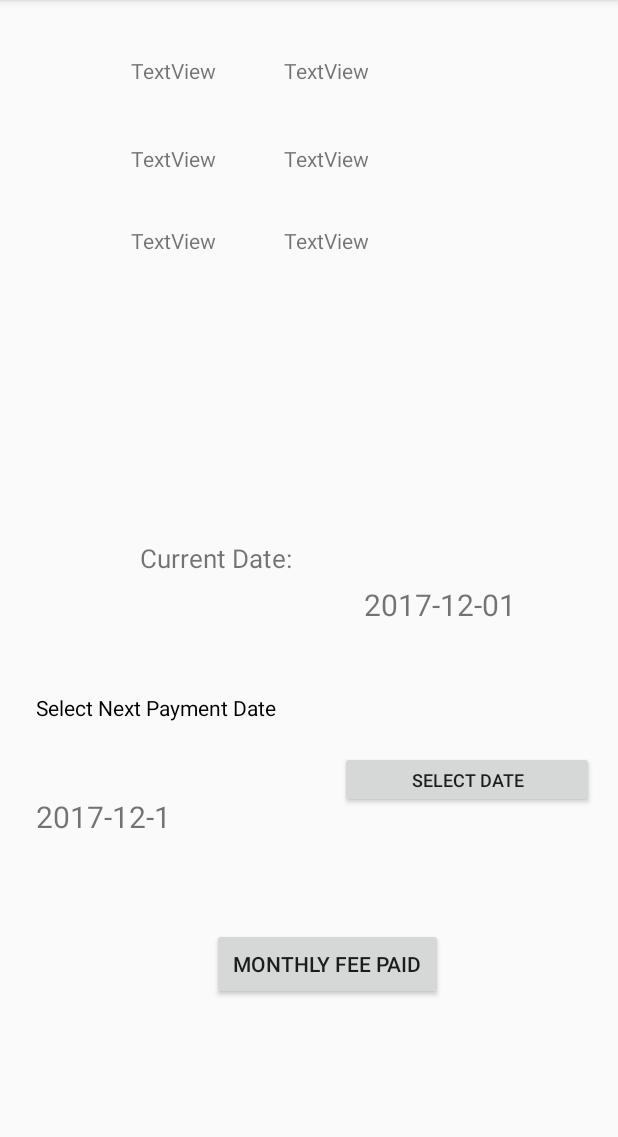
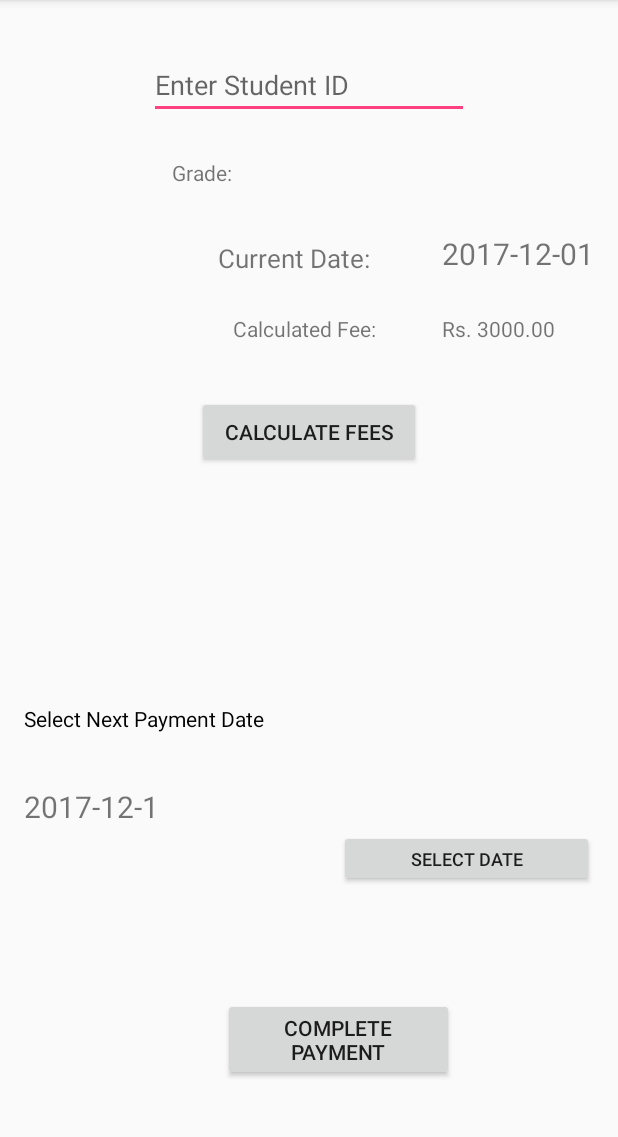
Before and after one commit to prasangafdo/studentManagementSystem, an Android app: the CalenderActivity screen opened directly, with no data from a screen before it, after a tap on "DONE", on a phone screen of 412 x 824 dp, the part 84-1221 px from its top. Run offline under Robolectric (Android 15) with nearby library versions, the phone set to English and light mode, and no system bars; 1 statement that could not run was skipped.

Commit message:
Fees can be now calculated. Query need to be created.

```diff
--- a/app/src/main/java/com/fdo/prasanga/studentmanagementsystem/CalenderActivity.java
+++ b/app/src/main/java/com/fdo/prasanga/studentmanagementsystem/CalenderActivity.java
@@ -1,7 +1,9 @@
 package com.fdo.prasanga.studentmanagementsystem;
 
 import android.content.Intent;
+import android.content.SharedPreferences;
 import android.os.Bundle;
+import android.preference.PreferenceManager;
 import android.support.v7.app.AppCompatActivity;
 import android.view.View;
 import android.widget.Button;
@@ -31,9 +33,14 @@ public class CalenderActivity extends AppCompatActivity {
 
                 String selected_Date = year+"-"+month+"-"+day;
 
+                SharedPreferences sharedPreferences = PreferenceManager.getDefaultSharedPreferences(CalenderActivity.this);
+                SharedPreferences.Editor editor= sharedPreferences.edit();
+                editor.putString("selected_Date", selected_Date);
+                editor.apply();
                 Intent intent = new Intent(CalenderActivity.this, FeesActivity.class);//Currently calender is under Fees class
-                intent.putExtra("selectedDate", selected_Date);//Passing selected Date to the previous view
+               // intent.putExtra("selectedDate", selected_Date);//Passing selected Date to the previous view
                 startActivity(intent);
+                finish();
             }
         });
                 //DatePicker datePicker = (DatePicker) findViewById(R.id.datePicker1);
--- a/app/src/main/java/com/fdo/prasanga/studentmanagementsystem/FeesActivity.java
+++ b/app/src/main/java/com/fdo/prasanga/studentmanagementsystem/FeesActivity.java
@@ -1,59 +1,126 @@
 package com.fdo.prasanga.studentmanagementsystem;
 
 import android.content.Intent;
+import android.content.SharedPreferences;
 import android.os.Bundle;
+import android.preference.PreferenceManager;
 import android.support.v7.app.AppCompatActivity;
 import android.view.View;
 import android.widget.Button;
+import android.widget.EditText;
 import android.widget.TextView;
+import android.widget.Toast;
 
 import java.text.SimpleDateFormat;
 import java.util.Date;
 
 public class FeesActivity extends AppCompatActivity {
-    Button btn_getDate;
-    TextView tv_CurrentDate, tv_DateOutput;
+    Button btn_getDate, btn_calculateFees, btn_feePaid;
+    TextView tv_CurrentDate, tv_DateOutput, tv_grade, tv_Fee;
+    EditText et_fees_StudentID;
+    String grade;
     @Override
     protected void onCreate(Bundle savedInstanceState) {
         super.onCreate(savedInstanceState);
         setContentView(R.layout.activity_fees);
 
 
-
+        btn_calculateFees = (Button) findViewById(R.id.btn_calculateFees);
         btn_getDate = (Button) findViewById(R.id.btn_getDate);
+        btn_feePaid = (Button) findViewById(R.id.btn_completePaytment);
         tv_CurrentDate = (TextView) findViewById(R.id.tv_CurrentDate);
         tv_DateOutput = (TextView) findViewById(R.id.tv_DateOutput);
+        tv_grade = (TextView) findViewById(R.id.tv_grade);
+        tv_Fee = (TextView) findViewById(R.id.tv_Fee);
+        et_fees_StudentID = (EditText) findViewById(R.id.et_fees_StudentID);
        // ck_RegistrationFee = (CheckBox) findViewById(R.id.ck_RegistrationFee);
 
         String date = new SimpleDateFormat("yyyy-MM-dd").format(new Date());
         tv_CurrentDate.setText(date);//Setting the current date
 
+
+
+
                 btn_getDate.setOnClickListener(new View.OnClickListener() {
             @Override
             public void onClick(View v) {
 
+                SharedPreferences sharedPreferences = PreferenceManager.getDefaultSharedPreferences(FeesActivity.this);
+                SharedPreferences.Editor editor= sharedPreferences.edit();
+                editor.clear();
+                editor.putString("Student_ID", et_fees_StudentID.getText().toString());
+                editor.putString("grade", tv_grade.getText().toString());
+               // editor.putString("calculatedFee", tv_Fee.getText().toString());
+                editor.apply();
                 Intent intent = new Intent(FeesActivity.this, CalenderActivity.class);
                 startActivity(intent);
-/*)
-                SharedPreferences preferences = PreferenceManager.getDefaultSharedPreferences(FeesActivity.this);//Saving all filled data.
-                SharedPreferences.Editor editor = preferences.edit();
-                editor.putString("first_name",et_FirstName.getText().toString());
-                editor.putString("last_name",et_LastName.getText().toString());
-                editor.putString("address",et_Address.getText().toString());
-                editor.putString("dateOfBirth",et_DateofBirth.getText().toString());
-                editor.putString("grade",et_Grade.getText().toString());
-                editor.putString("parentNum",et_ParentNum.getText().toString());
-                editor.putBoolean("saveData", true);//Data is now saved
+                finish();
+            }
+        });
+                 btn_calculateFees.setOnClickListener(new View.OnClickListener() {
+            @Override
+            public void onClick(View v) {
+                String type = "getGrade";
+                String studentID1 = et_fees_StudentID.getText().toString();
+                BackgroundWorker backgroundWorker = new BackgroundWorker(FeesActivity.this);
+                backgroundWorker.execute(type, studentID1);
+
+
+                SharedPreferences sharedPreferences = PreferenceManager.getDefaultSharedPreferences(FeesActivity.this);
+                SharedPreferences.Editor editor= sharedPreferences.edit();
+                editor.putString("Student_ID", et_fees_StudentID.getText().toString());
                 editor.apply();
-
-                ck_RegistrationFee.isChecked();//Checkbox is checked
-                */
             }
         });
 
-        Intent intent = getIntent();
-        String selectedDate = intent.getStringExtra("selectedDate");
+        btn_feePaid.setOnClickListener(new View.OnClickListener() {
+            @Override
+            public void onClick(View v) {
+                String type = "updateFees";
+                //Calculate fees and send
+            }
+        });
+
+        Intent intent1 = getIntent();
+        String selectedDate = intent1.getStringExtra("selectedDate");
         tv_DateOutput.setText(selectedDate);
 
     }
+
+
+    @Override
+    protected void onResume() {
+        super.onResume();
+
+
+        SharedPreferences preferences = PreferenceManager.getDefaultSharedPreferences(FeesActivity.this);//Retrieving all saved data.
+        String student_ID = preferences.getString("Student_ID", null);//Post this student ID to the php file
+        String grade = preferences.getString("grade", null);
+        String selected_Date = preferences.getString("selected_Date", null);
+
+
+        et_fees_StudentID.setText(student_ID);//Setting back the studentID
+        tv_DateOutput.setText(selected_Date);
+        tv_grade.setText(grade);
+
+
+            if (Integer.parseInt(grade)>5){
+
+                Toast.makeText(getApplicationContext(),"Fee is 4000",Toast.LENGTH_SHORT).show();
+                tv_Fee.setText("Rs: 4000.00");
+
+            }
+           else
+            {
+                Toast.makeText(getApplicationContext(),"Fee is 3000",Toast.LENGTH_SHORT).show();
+                tv_Fee.setText("Rs. 3000.00");
+            }
+              //  int_fee =4000;
+/*
+
+*/
+
+
+
+    }
 }
--- a/app/src/main/res/layout/activity_fees.xml
+++ b/app/src/main/res/layout/activity_fees.xml
@@ -5,140 +5,143 @@
     android:layout_width="match_parent"
     android:layout_height="match_parent"
     tools:context="com.fdo.prasanga.studentmanagementsystem.FeesActivity"
-    tools:layout_editor_absoluteY="89dp">
+    tools:layout_editor_absoluteY="81dp">
 
 
     <Button
         android:id="@+id/btn_getDate"
         android:layout_width="0dp"
         android:layout_height="38dp"
-        android:layout_marginBottom="229dp"
+        android:layout_marginBottom="34dp"
         android:layout_marginEnd="16dp"
+        android:layout_marginTop="43dp"
         android:text="Select date"
         android:textSize="12dp"
-        app:layout_constraintBottom_toBottomOf="parent"
+        app:layout_constraintBottom_toTopOf="@+id/btn_completePaytment"
         app:layout_constraintEnd_toEndOf="parent"
-        app:layout_constraintStart_toEndOf="@+id/tv_DateOutput" />
+        app:layout_constraintStart_toEndOf="@+id/tv_DateOutput"
+        app:layout_constraintTop_toTopOf="@+id/textView8" />
 
     <TextView
         android:id="@+id/tv_DateOutput"
         android:layout_width="0dp"
         android:layout_height="31dp"
-        android:layout_marginBottom="54dp"
-        android:layout_marginEnd="33dp"
-        android:layout_marginStart="24dp"
-        android:layout_marginTop="54dp"
+        android:layout_marginBottom="132dp"
+        android:layout_marginEnd="39dp"
+        android:layout_marginStart="16dp"
+        android:layout_marginTop="131dp"
         android:text="Next Due Date"
         android:textSize="20dp"
-        app:layout_constraintBottom_toTopOf="@+id/btn_feePaid"
+        app:layout_constraintBottom_toBottomOf="parent"
         app:layout_constraintEnd_toStartOf="@+id/btn_getDate"
         app:layout_constraintStart_toStartOf="parent"
-        app:layout_constraintTop_toBottomOf="@+id/textView6"
-        app:layout_constraintVertical_bias="0.969" />
+        app:layout_constraintTop_toBottomOf="@+id/btn_calculateFees" />
 
     <TextView
         android:id="@+id/tv_CurrentDate"
         android:layout_width="wrap_content"
-        android:layout_height="0dp"
-        android:layout_marginBottom="84dp"
-        android:layout_marginEnd="68dp"
+        android:layout_height="27dp"
+        android:layout_marginBottom="45dp"
+        android:layout_marginTop="49dp"
         android:text="TextView"
         android:textSize="20dp"
-        app:layout_constraintBottom_toTopOf="@+id/btn_getDate"
-        app:layout_constraintEnd_toEndOf="parent" />
+        app:layout_constraintBottom_toBottomOf="@+id/tv_Fee"
+        app:layout_constraintStart_toStartOf="@+id/tv_grade"
+        app:layout_constraintTop_toTopOf="@+id/tv_grade" />
 
     <TextView
         android:id="@+id/textView6"
         android:layout_width="wrap_content"
         android:layout_height="wrap_content"
-        android:layout_marginBottom="18dp"
         android:layout_marginEnd="44dp"
-        android:layout_marginTop="8dp"
+        android:layout_marginTop="35dp"
         android:text="Current Date: "
         android:textSize="17dp"
-        app:layout_constraintBottom_toTopOf="@+id/textView8"
         app:layout_constraintEnd_toStartOf="@+id/tv_CurrentDate"
-        app:layout_constraintTop_toBottomOf="@+id/textView7"
-        app:layout_constraintVertical_bias="0.753" />
+        app:layout_constraintTop_toBottomOf="@+id/textView3" />
 
     <TextView
         android:id="@+id/textView8"
-        android:layout_width="165dp"
+        android:layout_width="0dp"
         android:layout_height="19dp"
-        android:layout_marginBottom="8dp"
-        android:layout_marginTop="16dp"
+        android:layout_marginBottom="35dp"
+        android:layout_marginEnd="23dp"
+        android:layout_marginStart="16dp"
         android:text="Select Next Payment Date"
         android:textColor="#000"
-        app:layout_constraintBottom_toTopOf="@+id/btn_feePaid"
-        app:layout_constraintStart_toStartOf="@+id/tv_DateOutput"
-        app:layout_constraintTop_toBottomOf="@+id/tv_CurrentDate"
-        app:layout_constraintVertical_bias="0.186" />
+        app:layout_constraintBottom_toTopOf="@+id/tv_DateOutput"
+        app:layout_constraintEnd_toStartOf="@+id/btn_getDate"
+        app:layout_constraintStart_toStartOf="parent" />
 
     <Button
-        android:id="@+id/btn_feePaid"
+        android:id="@+id/btn_completePaytment"
         android:layout_width="154dp"
         android:layout_height="wrap_content"
-        android:layout_marginEnd="1dp"
-        android:layout_marginStart="1dp"
-        android:layout_marginTop="80dp"
-        android:text="Monthly fee paid"
-        app:layout_constraintEnd_toEndOf="parent"
-        app:layout_constraintStart_toStartOf="@+id/tv_DateOutput"
-        app:layout_constraintTop_toBottomOf="@+id/btn_getDate" />
-
-    <TextView
-        android:id="@+id/textView"
-        android:layout_width="wrap_content"
-        android:layout_height="wrap_content"
-        android:layout_marginStart="45dp"
-        android:layout_marginTop="37dp"
-        android:text="TextView"
-        app:layout_constraintStart_toEndOf="@+id/textView2"
-        app:layout_constraintTop_toTopOf="parent" />
-
-    <TextView
-        android:id="@+id/textView2"
-        android:layout_width="wrap_content"
-        android:layout_height="wrap_content"
-        android:layout_marginStart="87dp"
-        android:layout_marginTop="37dp"
-        android:text="TextView"
-        app:layout_constraintStart_toStartOf="parent"
-        app:layout_constraintTop_toTopOf="parent" />
+        android:layout_marginBottom="47dp"
+        android:text="Complete Payment"
+        app:layout_constraintBottom_toBottomOf="parent"
+        app:layout_constraintEnd_toStartOf="@+id/btn_getDate"
+        app:layout_constraintStart_toStartOf="@+id/btn_getDate" />
 
     <TextView
         android:id="@+id/textView3"
         android:layout_width="wrap_content"
         android:layout_height="wrap_content"
-        android:text="TextView"
-        app:layout_constraintBaseline_toBaselineOf="@+id/textView4"
-        app:layout_constraintStart_toStartOf="@+id/textView2" />
+        android:layout_marginStart="15dp"
+        android:layout_marginTop="26dp"
+        android:text="Grade: "
+        app:layout_constraintStart_toStartOf="@+id/et_fees_StudentID"
+        app:layout_constraintTop_toBottomOf="@+id/et_fees_StudentID" />
 
     <TextView
-        android:id="@+id/textView4"
+        android:id="@+id/tv_grade"
         android:layout_width="wrap_content"
         android:layout_height="wrap_content"
-        android:layout_marginTop="39dp"
+        android:layout_marginEnd="18dp"
+        android:layout_marginTop="26dp"
         android:text="TextView"
-        app:layout_constraintStart_toStartOf="@+id/textView"
-        app:layout_constraintTop_toBottomOf="@+id/textView" />
+        app:layout_constraintEnd_toEndOf="@+id/et_fees_StudentID"
+        app:layout_constraintTop_toBottomOf="@+id/et_fees_StudentID" />
 
     <TextView
         android:id="@+id/textView5"
         android:layout_width="wrap_content"
         android:layout_height="wrap_content"
-        android:text="TextView"
-        app:layout_constraintBaseline_toBaselineOf="@+id/textView7"
-        app:layout_constraintStart_toStartOf="@+id/textView3" />
+        android:layout_marginTop="25dp"
+        android:text="Calculated Fee:"
+        app:layout_constraintEnd_toEndOf="@+id/textView6"
+        app:layout_constraintTop_toBottomOf="@+id/textView6" />
 
     <TextView
-        android:id="@+id/textView7"
+        android:id="@+id/tv_Fee"
         android:layout_width="wrap_content"
         android:layout_height="wrap_content"
+        android:layout_marginBottom="35dp"
+        android:text="TextView"
+        app:layout_constraintBottom_toTopOf="@+id/btn_calculateFees"
+        app:layout_constraintStart_toStartOf="@+id/tv_CurrentDate" />
+
+    <EditText
+        android:id="@+id/et_fees_StudentID"
+        android:layout_width="wrap_content"
+        android:layout_height="wrap_content"
+        android:layout_marginTop="34dp"
+        android:ems="10"
+        android:hint="Enter Student ID"
+        android:inputType="number"
+        app:layout_constraintEnd_toEndOf="parent"
+        app:layout_constraintStart_toStartOf="parent"
+        app:layout_constraintTop_toTopOf="parent" />
+
+    <Button
+        android:id="@+id/btn_calculateFees"
+        android:layout_width="149dp"
+        android:layout_height="wrap_content"
         android:layout_marginTop="35dp"
-        android:text="TextView"
-        app:layout_constraintStart_toStartOf="@+id/textView4"
-        app:layout_constraintTop_toBottomOf="@+id/textView4" />
+        android:text="Calculate Fees"
+        app:layout_constraintEnd_toEndOf="parent"
+        app:layout_constraintStart_toStartOf="parent"
+        app:layout_constraintTop_toBottomOf="@+id/textView5" />
 
 
 </android.support.constraint.ConstraintLayout>
```
Also changed, not shown: app/src/main/java/com/fdo/prasanga/studentmanagementsystem/BackgroundWorker.java (+30 -16 lines), app/src/main/res/layout/activity_menu.xml (+14 -11 lines), app/src/main/res/layout/content_register.xml (deleted, +0 -192 lines).
